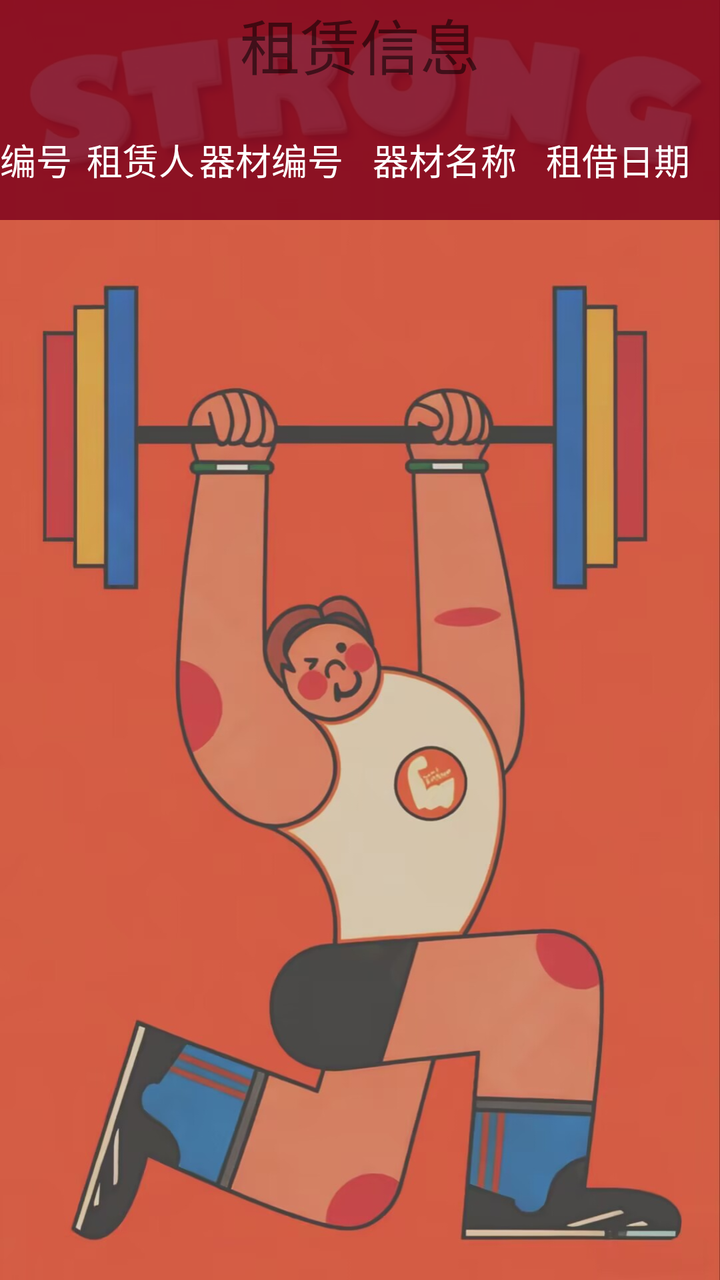
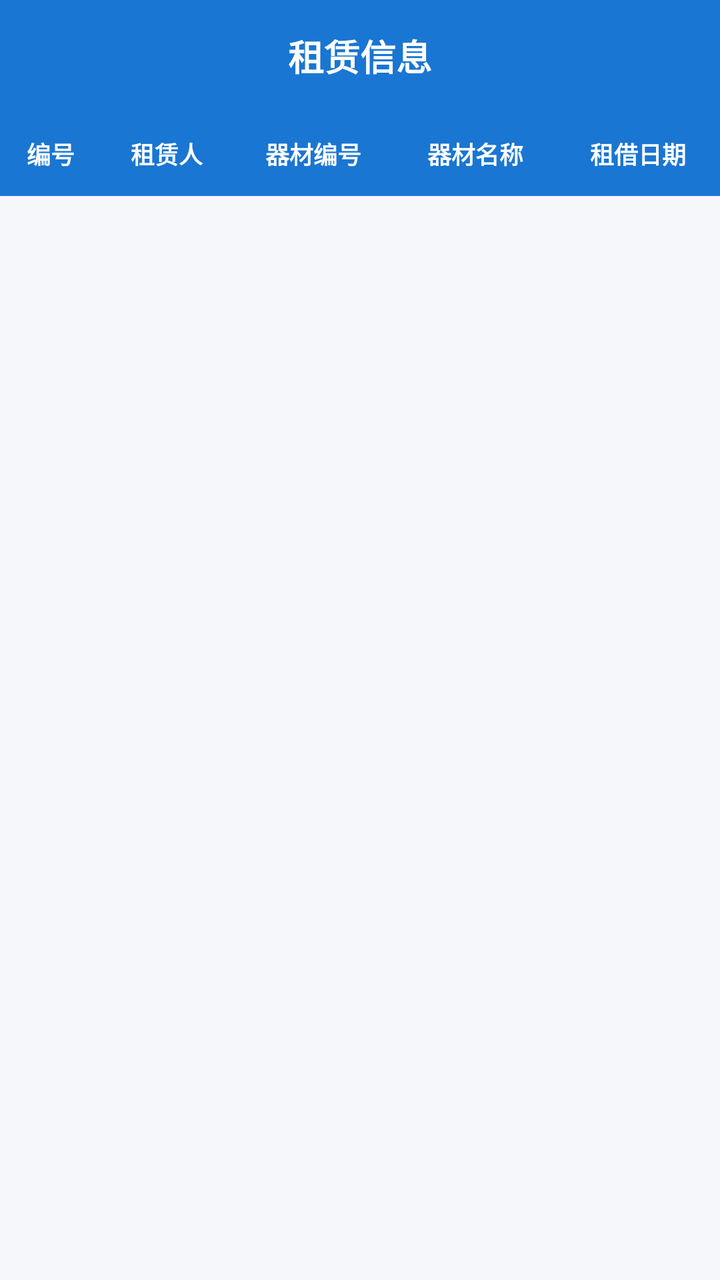

Two renders of the same Android screen: before a commit and after it. Below are the layout's source before the change and the commit's diff.
<!-- AndroidManifest.xml: application theme AppTheme -->
<!-- res/layout/activity_admin_borrow_info.xml -->
<?xml version="1.0" encoding="utf-8"?>
<LinearLayout xmlns:android="http://schemas.android.com/apk/res/android"
    xmlns:app="http://schemas.android.com/apk/res-auto"
    xmlns:tools="http://schemas.android.com/tools"
    android:background="@drawable/i4"
    android:layout_width="match_parent"
    android:layout_height="match_parent"
    android:orientation="vertical"
    tools:context="com.example.administrator.sportmanager.admin.houtai_admin.admin_borrow_info">
    <TextView
        android:layout_width="match_parent"
        android:layout_height="50dp"
        android:layout_marginTop="0dp"
        android:gravity="center_horizontal"
        android:background="#D77F041D"
        android:text="租赁信息"
        android:textSize="30sp" />
    <LinearLayout
        android:layout_width="fill_parent"
        android:layout_height="60dp"
        android:orientation="horizontal"
        android:gravity="center"
        android:background="#D77F041D"
        >

        <TextView
            android:layout_width="0dp"
            android:layout_height="wrap_content"
            android:layout_weight="1"
            android:textSize="18sp"
            android:text="编号"
            android:textColor="@color/white"/>

        <TextView
            android:layout_width="0dp"
            android:layout_height="wrap_content"
            android:layout_weight="1.3"
            android:text="租赁人"
            android:textSize="18sp"
            android:textColor="@color/white"/>

        <TextView
            android:layout_width="0dp"
            android:layout_height="wrap_content"
            android:layout_weight="2"
            android:text="器材编号 "
            android:textSize="18sp"
            android:textColor="@color/white"/>

        <TextView
            android:layout_width="0dp"
            android:layout_height="wrap_content"
            android:layout_weight="2"
            android:text="器材名称 "
            android:textSize="18sp"
            android:textColor="@color/white"/>

        <TextView
            android:layout_width="0dp"
            android:layout_height="wrap_content"
            android:layout_weight="2"
            android:text="租借日期 "
            android:textSize="18sp"
            android:textColor="@color/white"/>

    </LinearLayout>
    <ListView
        android:layout_width="fill_parent"
        android:layout_height="fill_parent"
        android:id="@+id/ad_show_borrow"
        ></ListView>
</LinearLayout>
<!-- resources referenced by this layout -->
<resources>
  <color name="white">#FFFFFFFF</color>
  <!-- drawable i4: jpg bitmap (drawable, 135880 bytes) -->
  <style name="AppTheme" parent="Theme.MaterialComponents.Light.NoActionBar">
          <item name="colorPrimary">#81041D</item>
          <item name="colorPrimaryVariant">#80041D</item>
          <item name="colorSecondary">#81041D</item>
      </style>
</resources>

<!-- the commit's change to res/layout/activity_admin_borrow_info.xml (unified diff, before → after) -->
@@ -1,72 +1,92 @@
 <?xml version="1.0" encoding="utf-8"?>
 <LinearLayout xmlns:android="http://schemas.android.com/apk/res/android"
-    xmlns:app="http://schemas.android.com/apk/res-auto"
-    xmlns:tools="http://schemas.android.com/tools"
-    android:background="@drawable/i4"
     android:layout_width="match_parent"
     android:layout_height="match_parent"
-    android:orientation="vertical"
-    tools:context="com.example.administrator.sportmanager.admin.houtai_admin.admin_borrow_info">
-    <TextView
+    android:background="#F6F7FB"
+    android:orientation="vertical">
+
+    
+    <RelativeLayout
         android:layout_width="match_parent"
-        android:layout_height="50dp"
-        android:layout_marginTop="0dp"
-        android:gravity="center_horizontal"
-        android:background="#D77F041D"
-        android:text="租赁信息"
-        android:textSize="30sp" />
+        android:layout_height="56dp"
+        android:background="@color/colorPrimary"
+        android:paddingStart="12dp"
+        android:paddingEnd="12dp">
+
+        <TextView
+            android:layout_width="wrap_content"
+            android:layout_height="wrap_content"
+            android:layout_centerInParent="true"
+            android:text="租赁信息"
+            android:textColor="@android:color/white"
+            android:textSize="18sp"
+            android:textStyle="bold" />
+    </RelativeLayout>
+
+    
     <LinearLayout
-        android:layout_width="fill_parent"
-        android:layout_height="60dp"
+        android:layout_width="match_parent"
+        android:layout_height="42dp"
         android:orientation="horizontal"
         android:gravity="center"
-        android:background="#D77F041D"
-        >
+        android:background="@color/colorPrimary">
 
         <TextView
             android:layout_width="0dp"
             android:layout_height="wrap_content"
-            android:layout_weight="1"
-            android:textSize="18sp"
+            android:layout_weight="1.0"
             android:text="编号"
-            android:textColor="@color/white"/>
+            android:textColor="@android:color/white"
+            android:textStyle="bold"
+            android:gravity="center"
+            android:textSize="12sp"/>
 
         <TextView
             android:layout_width="0dp"
             android:layout_height="wrap_content"
             android:layout_weight="1.3"
             android:text="租赁人"
-            android:textSize="18sp"
-            android:textColor="@color/white"/>
+            android:textColor="@android:color/white"
+            android:textStyle="bold"
+            android:gravity="center"
+            android:textSize="12sp"/>
 
         <TextView
             android:layout_width="0dp"
             android:layout_height="wrap_content"
-            android:layout_weight="2"
-            android:text="器材编号 "
-            android:textSize="18sp"
-            android:textColor="@color/white"/>
+            android:layout_weight="1.6"
+            android:text="器材编号"
+            android:textColor="@android:color/white"
+            android:textStyle="bold"
+            android:gravity="center"
+            android:textSize="12sp"/>
 
         <TextView
             android:layout_width="0dp"
             android:layout_height="wrap_content"
-            android:layout_weight="2"
-            android:text="器材名称 "
-            android:textSize="18sp"
-            android:textColor="@color/white"/>
+            android:layout_weight="1.6"
+            android:text="器材名称"
+            android:textColor="@android:color/white"
+            android:textStyle="bold"
+            android:gravity="center"
+            android:textSize="12sp"/>
 
         <TextView
             android:layout_width="0dp"
             android:layout_height="wrap_content"
-            android:layout_weight="2"
-            android:text="租借日期 "
-            android:textSize="18sp"
-            android:textColor="@color/white"/>
+            android:layout_weight="1.6"
+            android:text="租借日期"
+            android:textColor="@android:color/white"
+            android:textStyle="bold"
+            android:gravity="center"
+            android:textSize="12sp"/>
+    </LinearLayout>
 
-    </LinearLayout>
     <ListView
-        android:layout_width="fill_parent"
-        android:layout_height="fill_parent"
         android:id="@+id/ad_show_borrow"
-        ></ListView>
+        android:layout_width="match_parent"
+        android:layout_height="match_parent"
+        android:divider="@android:color/transparent"
+        android:dividerHeight="8dp"
+        android:padding="12dp"/>
 </LinearLayout>
<!-- resource entries referenced after the edit -->
@@ -1,7 +1,6 @@
 <!-- resources referenced by this layout -->
 <resources>
-  <color name="white">#FFFFFFFF</color>
-  <!-- drawable i4: jpg bitmap (drawable, 135880 bytes) -->
+  <color name="colorPrimary">#1976D2</color>
   <style name="AppTheme" parent="Theme.MaterialComponents.Light.NoActionBar">
           <item name="colorPrimary">#81041D</item>
           <item name="colorPrimaryVariant">#80041D</item>
